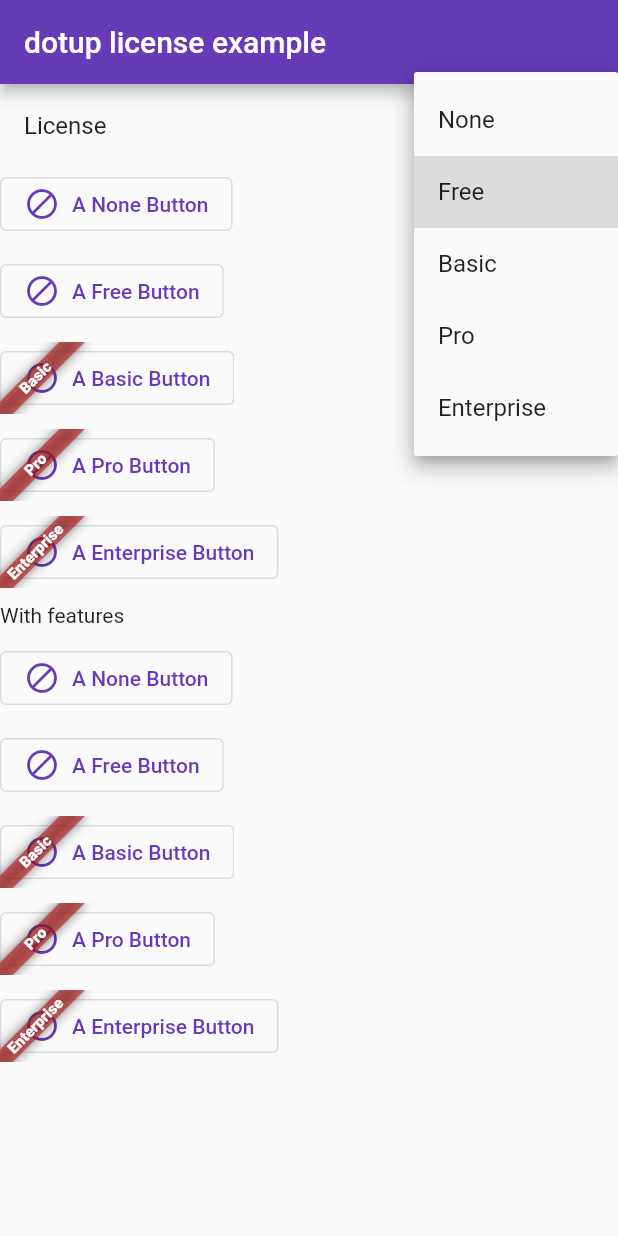
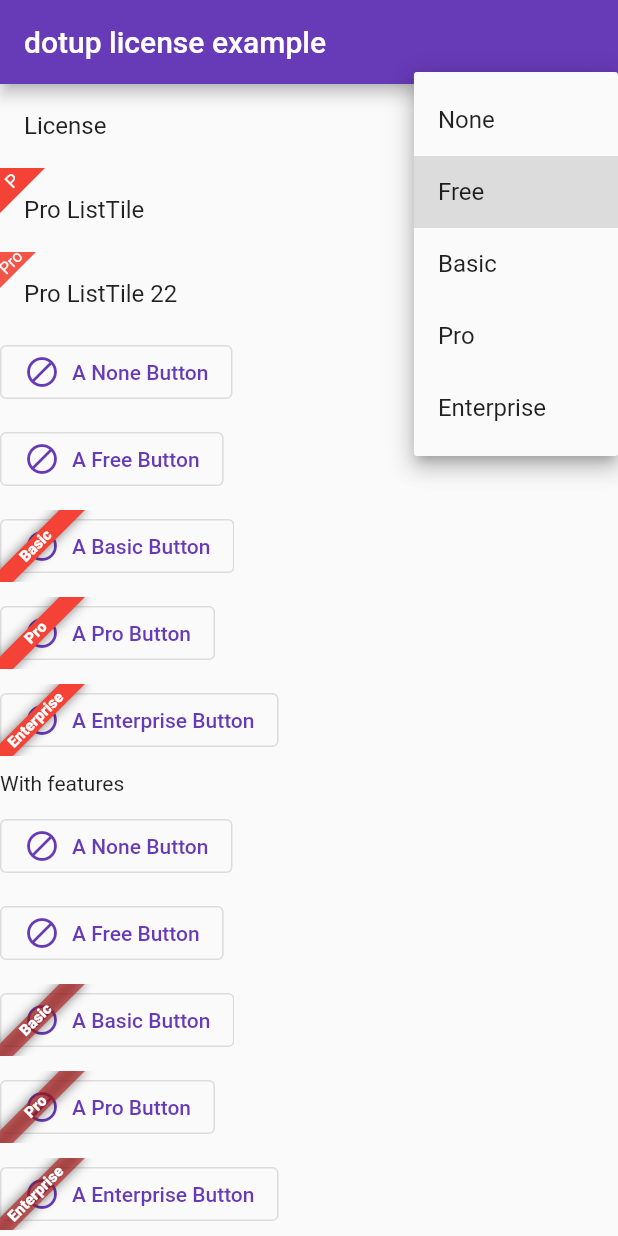
Before and after one commit to dotupNET/dotup_flutter_license, a Flutter app: the screen it shows after launch, after a tap on "Free", on a phone screen of 412 x 824 dp. Run offline on Flutter 3.47's test engine with Material 2 defaults, Android fonts, the phone set to English and light mode, and no system bars; missing offline and left inert: rotated_corner_decoration.

Commit message:
Decorations

```diff
--- a/example/dotup_flutter_license_example/lib/main.dart
+++ b/example/dotup_flutter_license_example/lib/main.dart
@@ -8,6 +8,7 @@ import 'package:dotup_flutter_license_example/LicensedWidgets/FreeWidget.dart';
 import 'package:dotup_flutter_license_example/LicensedWidgets/ProWidget.dart';
 import 'package:flutter/foundation.dart';
 import 'package:flutter/material.dart';
+import 'package:rotated_corner_decoration/rotated_corner_decoration.dart';
 
 import 'LicensedWidgets/NoLicenseWidget.dart';
 
@@ -86,6 +87,77 @@ class _LicenseExampleScaffoldState extends State<LicenseExampleScaffold> {
                   ],
                 ),
               ),
+              WithLicense(
+                license: AppLicense.Pro,
+                child: ListTile(
+                  title: Text('Pro ListTile'),
+                ),
+                bannerDecorationBuilder: (context, child, license) {
+                  return TriangleDecoration(
+                    size: Size.square(30),
+                    color: Colors.red,
+                    textSpan: TextSpan(
+                      style: TextStyle(color: Colors.white, fontSize: 12.0, fontFamily: 'Roboto'),
+                      text: 'P',
+                    ),
+                  );
+                },
+                withBanner: true,
+              ),
+              WithLicense(
+                license: AppLicense.Pro,
+                child: ListTile(
+                  title: Text('Pro ListTile 22'),
+                ),
+                bannerDecorationBuilder: (context, child, license) {
+                  return TriangleDecoration(
+                    size: Size(24, 24),
+                    color: Colors.red.withOpacity(0.9),
+                    textSpan: TextSpan(
+                      style: TextStyle(color: Colors.white, fontSize: 11.0, fontFamily: 'Roboto'),
+                      text: 'Pro',
+                    ),
+                  );
+                },
+                // decorationBuilder: (context, child, license) {
+                //   // return ShapeDecoration(
+                //   //   color: Colors.white,
+                //   //   shape: Border.all(
+                //   //     color: Colors.red,
+                //   //     width: 8.0,
+                //   //   ),
+                //   // );
+                //   // return RotatedCornerDecoration(
+                //   //   badgeShadow: BadgeShadow(color: Colors.grey, elevation: 2),
+                //   //   color: Colors.red,
+                //   //   geometry:
+                //   //       const BadgeGeometry(width: 30, height: 30, alignment: BadgeAlignment.topLeft, cornerRadius: 15),
+                //   //   textSpan: TextSpan(
+                //   //     text: license.label,
+                //   //     style: TextStyle(fontSize: 10, color: Colors.white),
+                //   //   ),
+                //   // );
+                // },
+                // banner: Container(
+                //   // padding: const EdgeInsets.all(12),
+                //   child: ListTile(
+                //     title: Text('Pro ListTile abc'),
+                //   ),
+                //   // alignment: Alignment.topRight,
+
+                //   foregroundDecoration: const RotatedCornerDecoration(
+                //     badgeShadow: BadgeShadow(color: Colors.grey, elevation: 2),
+                //     color: Colors.red,
+                //     geometry:
+                //         const BadgeGeometry(width: 30, height: 30, alignment: BadgeAlignment.topLeft, cornerRadius: 0),
+                //     textSpan: const TextSpan(
+                //       text: 'Pro',
+                //       style: TextStyle(fontSize: 10, color: Colors.white),
+                //     ),
+                //   ),
+                // ),
+                withBanner: true,
+              ),
               WithLicense.banner(
                 license: AppLicense.None,
                 child: NoLicenseWidget(),
--- a/example/dotup_flutter_license_example/pubspec.yaml
+++ b/example/dotup_flutter_license_example/pubspec.yaml
@@ -34,6 +34,7 @@ dependencies:
   # The following adds the Cupertino Icons font to your application.
   # Use with the CupertinoIcons class for iOS style icons.
   cupertino_icons: ^1.0.2
+  rotated_corner_decoration: ^2.0.0
 
 dev_dependencies:
   flutter_test:
--- a/lib/dotup_flutter_license.dart
+++ b/lib/dotup_flutter_license.dart
@@ -5,4 +5,6 @@ export 'src/WithLicense.dart';
 export 'src/WithFeature.dart';
 export 'src/LicenseDescriptor.dart';
 
+export 'src/Decorations/SquareDecoration.dart';
+export 'src/Decorations/TriangleDecoration.dart';
 export 'src/features/FeatureDescriptor.dart';
--- /dev/null
+++ b/lib/src/Decorations/TriangleDecoration.dart
@@ -0,0 +1,131 @@
+import 'package:flutter/material.dart';
+import 'dart:math';
+
+const double _CORNER_RADIUS = 4;
+
+class TriangleDecoration extends Decoration {
+  final Size size;
+  final Color color;
+  final TextSpan textSpan;
+
+  TriangleDecoration({
+    required this.size,
+    required this.color,
+    required this.textSpan,
+  });
+
+  @override
+  BoxPainter createBoxPainter([VoidCallback? onChanged]) {
+    return _TrianglePainter(this, size, color, textSpan);
+  }
+}
+
+class _TrianglePainter extends BoxPainter {
+  final TriangleDecoration decorator;
+  late final Paint painter;
+  final Size size;
+  final TextSpan textSpan;
+
+  _TrianglePainter(this.decorator, this.size, Color color, this.textSpan) {
+    painter = Paint()
+      ..color = color
+      ..style = PaintingStyle.fill;
+  }
+
+  @override
+  void paint(Canvas canvas, Offset offset, ImageConfiguration configuration) {
+    var path = Path();
+
+    path.moveTo(offset.dx, offset.dy);
+    path.lineTo(offset.dx, offset.dy + size.height);
+    path.lineTo(offset.dx + size.width, offset.dy);
+    path.close();
+
+    canvas.drawPath(path, painter);
+
+    drawText(canvas, -(pi / 4), offset);
+  }
+
+  void drawText(Canvas canvas, double angle, Offset screenOffset) {
+    TextPainter textPainter = TextPainter(text: textSpan, textAlign: TextAlign.left, textDirection: TextDirection.ltr);
+    textPainter.layout(
+      minWidth: 0,
+      maxWidth: size.width,
+    );
+    final xCenter = ((size.width / 2) - (textPainter.width / 1.2)) / 2;
+    final yCenter = ((size.height / 2) - (textPainter.height / 1.2)) / 2;
+    final offset = Offset(screenOffset.dx + xCenter, screenOffset.dy + yCenter);
+
+    canvas.save();
+    final pivot = textPainter.size.center(offset);
+
+    canvas.translate(pivot.dx, pivot.dy);
+    canvas.rotate(angle);
+    canvas.translate(-pivot.dx, -pivot.dy);
+
+    textPainter.paint(canvas, offset);
+    canvas.restore();
+  }
+}
+
+// class TriangleDecoration extends Decoration {
+//   final Size size;
+//   final Color color;
+//   final TextSpan textSpan;
+
+//   TriangleDecoration({
+//     required this.size,
+//     required this.color,
+//     required this.textSpan,
+//   });
+
+//   @override
+//   BoxPainter createBoxPainter([VoidCallback? onChanged]) {
+//     return _TrianglePainter(this, size, color, textSpan);
+//   }
+// }
+
+// class _TrianglePainter extends BoxPainter {
+//   final TriangleDecoration decorator;
+//   late final Paint painter;
+//   final Size size;
+//   final TextSpan textSpan;
+
+//   _TrianglePainter(this.decorator, this.size, Color color, this.textSpan) {
+//     painter = Paint()
+//       ..color = color
+//       ..style = PaintingStyle.fill;
+//   }
+
+//   @override
+//   void paint(Canvas canvas, Offset offset, ImageConfiguration configuration) {
+//     paint2(canvas, offset, size, textSpan);
+//   }
+
+//   void paint2(Canvas canvas, Offset offset, Size size, TextSpan textSpan) {
+//     var badgeSize = size.height;
+//     canvas.save();
+//     canvas.translate(offset.dx + size.width - badgeSize, offset.dy);
+//     canvas.drawPath(buildBadgePath(badgeSize), painter);
+//     // draw text
+//     final hyp = sqrt(badgeSize * badgeSize + badgeSize * badgeSize);
+//     final textPainter = TextPainter(text: textSpan, textDirection: TextDirection.ltr, textAlign: TextAlign.center);
+//     textPainter.layout(minWidth: hyp, maxWidth: hyp);
+//     badgeSize = textPainter.size.height;
+//     size = Size(textPainter.size.height, textPainter.size.height);
+//     final halfHeight = textPainter.size.height / 2;
+//     final v = sqrt(halfHeight * halfHeight + halfHeight * halfHeight) + 1;
+//     canvas.translate(v, -v);
+//     canvas.rotate(0.785398); // 45 degrees
+//     textPainter.paint(canvas, Offset.zero);
+//     canvas.restore();
+//   }
+
+//   Path buildBadgePath(double badgeSize) => Path.combine(
+//       PathOperation.difference,
+//       Path()..addRRect(RRect.fromLTRBAndCorners(0, 0, badgeSize, badgeSize, topRight: Radius.circular(_CORNER_RADIUS))),
+//       Path()
+//         ..lineTo(0, badgeSize)
+//         ..lineTo(badgeSize, badgeSize)
+//         ..close());
+// }
--- a/lib/src/WithLicense.dart
+++ b/lib/src/WithLicense.dart
@@ -3,6 +3,8 @@ import 'package:flutter/material.dart';
 
 import '../../dotup_flutter_license.dart';
 import 'LicenseDescriptor.dart';
+
+typedef DecorationBuilder<T> = Decoration Function(BuildContext context, Widget child, LicenseDescriptor<T>);
 
 class WithLicense<TLicense> extends StatelessWidget {
   late final LicenseDescriptor<TLicense> license;
@@ -11,6 +13,7 @@ class WithLicense<TLicense> extends StatelessWidget {
   late final ValueSetter<LicenseDescriptor<TLicense>>? _onLicenseTap;
   late final Color _bannerColor;
   late final bool isLicensed;
+  late final DecorationBuilder<TLicense>? bannerDecorationBuilder;
 
   WithLicense({
     Key? key,
@@ -20,6 +23,7 @@ class WithLicense<TLicense> extends StatelessWidget {
     this.withBanner = false,
     ValueSetter<LicenseDescriptor<TLicense>>? onLicenseTap,
     Color? bannerColor,
+    this.bannerDecorationBuilder,
   }) : super(key: key) {
     _bannerColor = bannerColor ?? Colors.red;
 
@@ -59,20 +63,43 @@ class WithLicense<TLicense> extends StatelessWidget {
   }
   @override
   Widget build(BuildContext context) {
+    if (bannerDecorationBuilder != null) {
+      // return Container(
+      //   child: child,
+      //   foregroundDecoration: decorationBuilder!(context, child, license),
+      // );
+      return InkWell(
+        onTap: () {
+          if (_onLicenseTap != null) {
+            _onLicenseTap!(license);
+          }
+        },
+        child: AbsorbPointer(
+          child: Container(
+            child: child,
+            foregroundDecoration: bannerDecorationBuilder!(context, child, license),
+          ),
+        ),
+      );
+    }
+
     if (isLicensed) {
       return child;
     } else if (withBanner == true) {
       if (_onLicenseTap == null) {
         return ClipRect(
           child: AbsorbPointer(
-            child: Stack(children: [
+            child: Stack(
+              alignment: AlignmentDirectional.topStart,
+              children: [
                 child,
                 Banner(
                   message: license.label,
                   location: BannerLocation.topStart,
                   color: _bannerColor,
                 ),
-            ]),
+              ],
+            ),
           ),
         );
       } else {
@@ -85,11 +112,13 @@ class WithLicense<TLicense> extends StatelessWidget {
             },
             child: AbsorbPointer(
               child: Stack(
+                alignment: AlignmentDirectional.topStart,
                 children: [
                   child,
                   Banner(
                     message: license.label,
                     location: BannerLocation.topStart,
+                    color: _bannerColor,
                   ),
                 ],
               ),
--- a/pubspec.yaml
+++ b/pubspec.yaml
@@ -1,6 +1,6 @@
 name: dotup_flutter_license
 description: Small package to decorate Widgets with an License Banner.
-version: 0.0.2
+version: 0.0.3
 homepage: https://dotup.de
 
 environment:
```
Also changed, not shown: lib/src/Decorations/SquareDecoration.dart (added, +57 -0 lines), example/dotup_flutter_license_example/pubspec.lock, 1 other file. Lines whose indentation alone changed are shown as unchanged.
